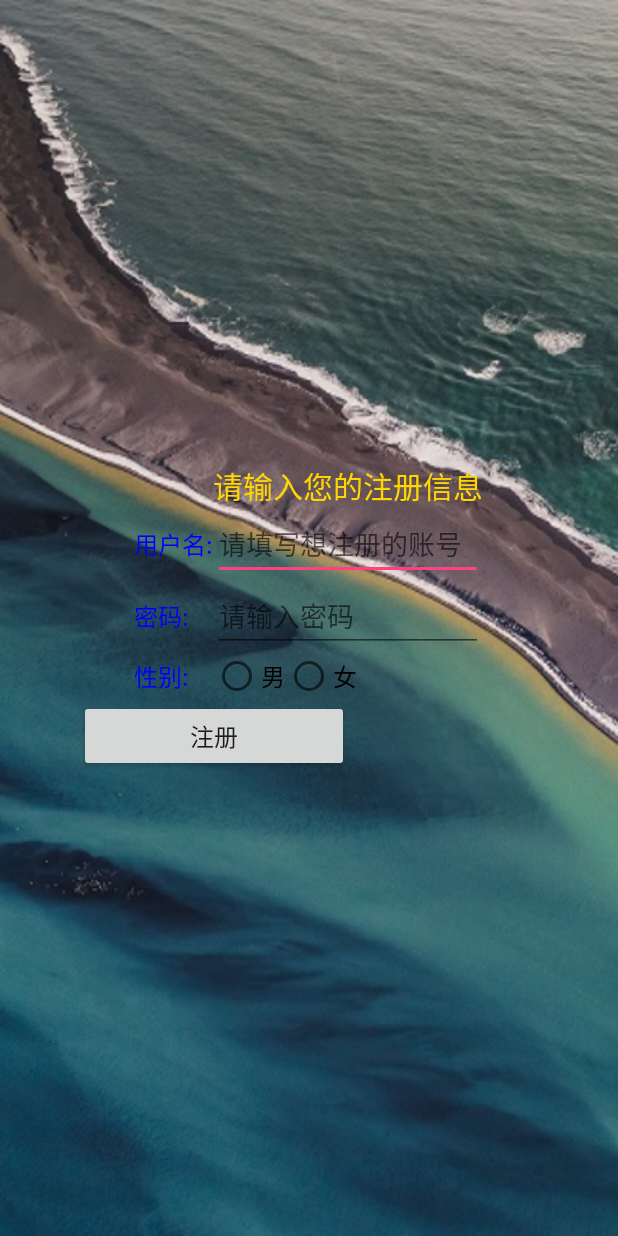
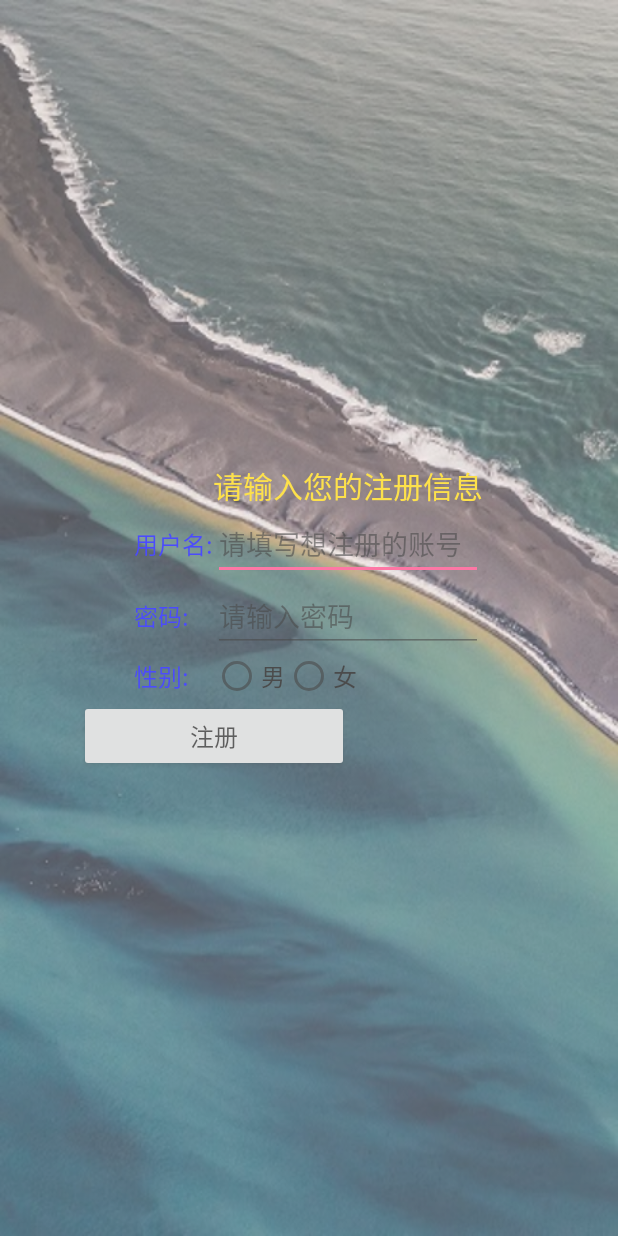
Before and after one commit to cbbsir/ApplicationOfPlane, an Android app: the screen it shows after launch (RegisterActivity), after a tap on "注册", on a phone screen of 412 x 824 dp. Run offline under Robolectric (Android 15) with nearby library versions, the phone set to English and light mode, and no system bars.

Commit message:
添加了背景图片 图标 完整运行版

```diff
--- a/planetask/src/main/java/com/example/chenbing/planetask/StartActivity.java
+++ b/planetask/src/main/java/com/example/chenbing/planetask/StartActivity.java
@@ -15,9 +15,7 @@ public class StartActivity extends Activity {
     public void onCreate(Bundle savedInstanceState) {
         super.onCreate(savedInstanceState);
         setContentView(R.layout.start);
-        //改变背景图片透明度
-        View vw = findViewById(R.id.startd);
-        vw.getBackground().setAlpha(200);
+
 
         //登陆按钮
         Button login = (Button)findViewById(R.id.login);
--- a/planetask/src/main/res/layout/login.xml
+++ b/planetask/src/main/res/layout/login.xml
@@ -3,7 +3,8 @@
 	android:layout_width="match_parent"
 	android:layout_height="match_parent"
 	android:gravity="center|center_horizontal"
-	android:background="@drawable/p3">
+	android:background="@drawable/p3"
+	android:alpha="0.7">
 
 	<TableRow
 		android:layout_width="match_parent"
@@ -36,6 +37,7 @@
 			android:layout_width="match_parent"
 			android:layout_height="wrap_content"
 			android:hint="请填写您的账号"
+			android:textColor="#FF0000"
 			android:selectAllOnFocus="true"
 			android:layout_column="8" />
 	</TableRow>
--- a/planetask/src/main/res/layout/register.xml
+++ b/planetask/src/main/res/layout/register.xml
@@ -3,7 +3,8 @@
 	android:layout_width="match_parent"
 	android:layout_height="match_parent"
 	android:gravity="center|center_horizontal"
-	android:background="@drawable/p2">
+	android:background="@drawable/p2"
+	android:alpha="0.7">
 
 
 	<TableRow
@@ -36,6 +37,7 @@
 			android:layout_width="match_parent"
 			android:layout_height="wrap_content"
 			android:hint="请填写想注册的账号"
+			android:textColor="#FF0000"
 			android:selectAllOnFocus="true"
 			android:layout_column="1" />
 	</TableRow>
--- a/planetask/src/main/res/layout/start.xml
+++ b/planetask/src/main/res/layout/start.xml
@@ -5,7 +5,8 @@
     android:gravity="center"
     android:layout_width="match_parent"
     android:layout_height="match_parent"
-    android:background="@drawable/p1">
+    android:background="@drawable/p1"
+    android:alpha="0.7">
     <Button
         android:id="@+id/register"
         android:layout_width="wrap_content"
```
Also changed, not shown: planetask/src/main/java/com/example/chenbing/planetask/LoginActivity.java (+11 -3 lines).
